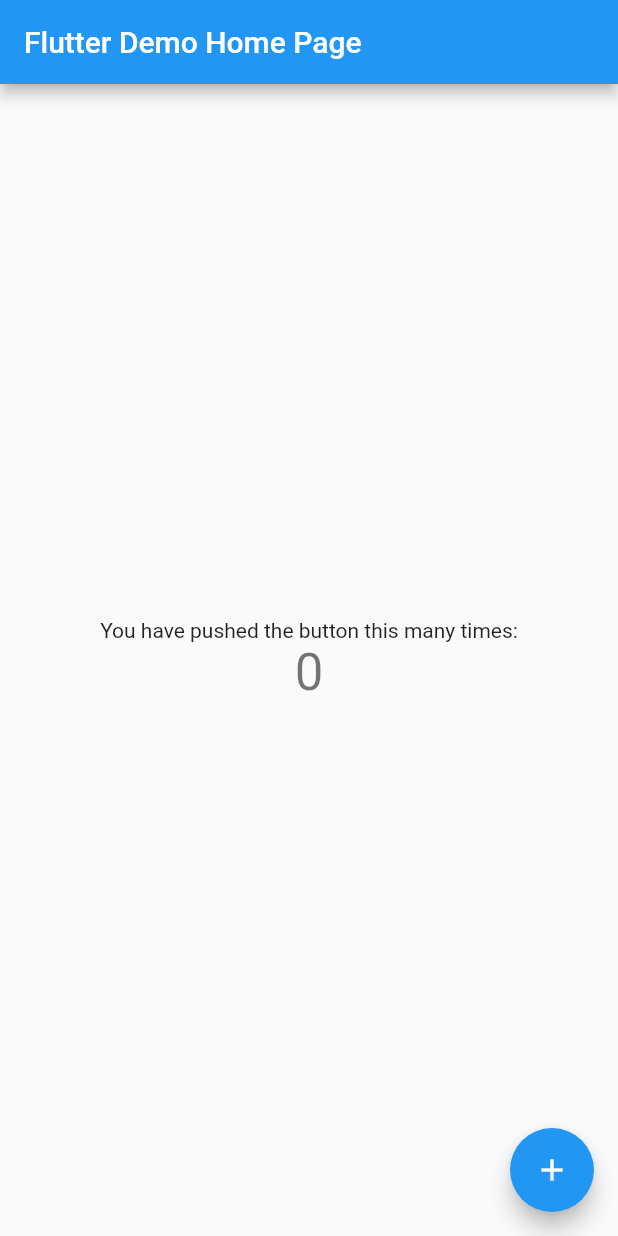
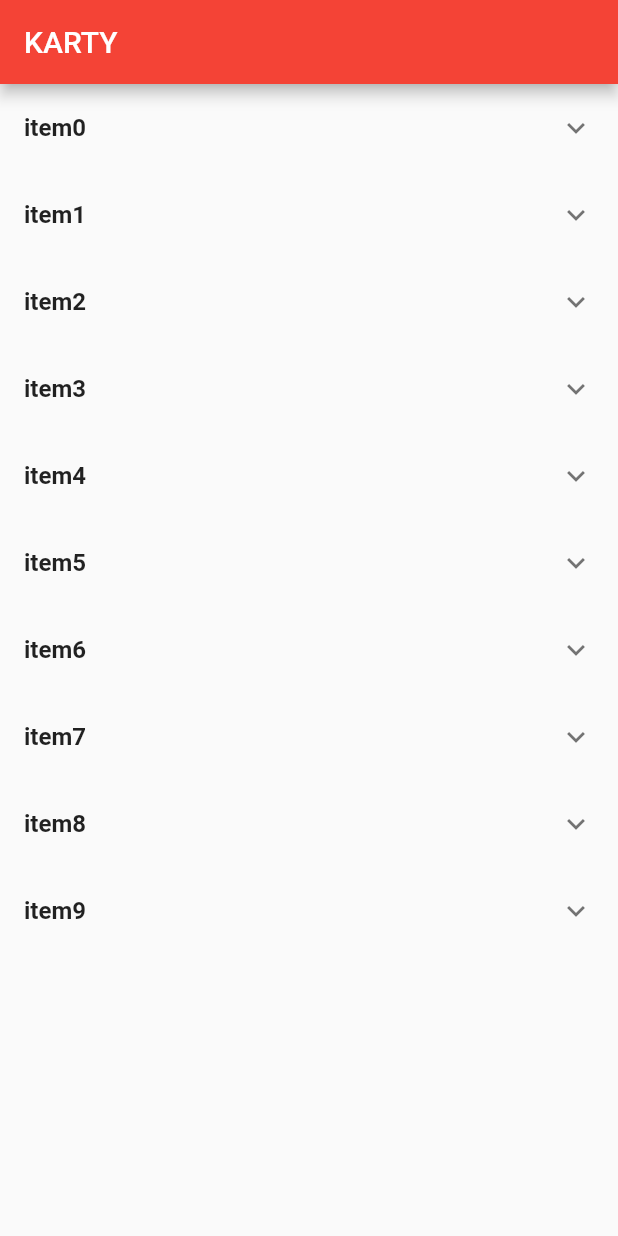
Before and after one commit to PawelWlodarski/flutter_workshops, a Flutter app: the screen it shows after launch, on a phone screen of 412 x 824 dp. Run offline on Flutter 3.47's test engine with Material 2 defaults, Android fonts, the phone set to English and light mode, and no system bars.

Commit message:
card panel

```diff
--- a/lib/main.dart
+++ b/lib/main.dart
@@ -1,111 +1,4 @@
 import 'package:flutter/material.dart';
+import 'package:flutter_workshops/poligon/cards_app.dart';
 
-void main() => runApp(MyApp());
-
-class MyApp extends StatelessWidget {
-  // This widget is the root of your application.
-  @override
-  Widget build(BuildContext context) {
-    return MaterialApp(
-      title: 'Flutter Demo',
-      theme: ThemeData(
-        // This is the theme of your application.
-        //
-        // Try running your application with "flutter run". You'll see the
-        // application has a blue toolbar. Then, without quitting the app, try
-        // changing the primarySwatch below to Colors.green and then invoke
-        // "hot reload" (press "r" in the console where you ran "flutter run",
-        // or simply save your changes to "hot reload" in a Flutter IDE).
-        // Notice that the counter didn't reset back to zero; the application
-        // is not restarted.
-        primarySwatch: Colors.blue,
-      ),
-      home: MyHomePage(title: 'Flutter Demo Home Page'),
-    );
-  }
-}
-
-class MyHomePage extends StatefulWidget {
-  MyHomePage({Key key, this.title}) : super(key: key);
-
-  // This widget is the home page of your application. It is stateful, meaning
-  // that it has a State object (defined below) that contains fields that affect
-  // how it looks.
-
-  // This class is the configuration for the state. It holds the values (in this
-  // case the title) provided by the parent (in this case the App widget) and
-  // used by the build method of the State. Fields in a Widget subclass are
-  // always marked "final".
-
-  final String title;
-
-  @override
-  _MyHomePageState createState() => _MyHomePageState();
-}
-
-class _MyHomePageState extends State<MyHomePage> {
-  int _counter = 0;
-
-  void _incrementCounter() {
-    setState(() {
-      // This call to setState tells the Flutter framework that something has
-      // changed in this State, which causes it to rerun the build method below
-      // so that the display can reflect the updated values. If we changed
-      // _counter without calling setState(), then the build method would not be
-      // called again, and so nothing would appear to happen.
-      _counter++;
-    });
-  }
-
-  @override
-  Widget build(BuildContext context) {
-    // This method is rerun every time setState is called, for instance as done
-    // by the _incrementCounter method above.
-    //
-    // The Flutter framework has been optimized to make rerunning build methods
-    // fast, so that you can just rebuild anything that needs updating rather
-    // than having to individually change instances of widgets.
-    return Scaffold(
-      appBar: AppBar(
-        // Here we take the value from the MyHomePage object that was created by
-        // the App.build method, and use it to set our appbar title.
-        title: Text(widget.title),
-      ),
-      body: Center(
-        // Center is a layout widget. It takes a single child and positions it
-        // in the middle of the parent.
-        child: Column(
-          // Column is also layout widget. It takes a list of children and
-          // arranges them vertically. By default, it sizes itself to fit its
-          // children horizontally, and tries to be as tall as its parent.
-          //
-          // Invoke "debug painting" (press "p" in the console, choose the
-          // "Toggle Debug Paint" action from the Flutter Inspector in Android
-          // Studio, or the "Toggle Debug Paint" command in Visual Studio Code)
-          // to see the wireframe for each widget.
-          //
-          // Column has various properties to control how it sizes itself and
-          // how it positions its children. Here we use mainAxisAlignment to
-          // center the children vertically; the main axis here is the vertical
-          // axis because Columns are vertical (the cross axis would be
-          // horizontal).
-          mainAxisAlignment: MainAxisAlignment.center,
-          children: <Widget>[
-            Text(
-              'You have pushed the button this many times:',
-            ),
-            Text(
-              '$_counter',
-              style: Theme.of(context).textTheme.display1,
-            ),
-          ],
-        ),
-      ),
-      floatingActionButton: FloatingActionButton(
-        onPressed: _incrementCounter,
-        tooltip: 'Increment',
-        child: Icon(Icons.add),
-      ), // This trailing comma makes auto-formatting nicer for build methods.
-    );
-  }
-}
+void main() => runApp(CardsApp());
--- /dev/null
+++ b/lib/poligon/cards_app.dart
@@ -0,0 +1,64 @@
+import 'package:flutter/material.dart';
+
+class CardsApp extends StatelessWidget {
+  @override
+  Widget build(BuildContext context) => MaterialApp(
+        title: "Cards Poligon",
+        theme: ThemeData(primarySwatch: Colors.red),
+        home: CardsPage(),
+      );
+}
+
+class CardsPage extends StatelessWidget {
+  @override
+  Widget build(BuildContext context) => Scaffold(
+        appBar: AppBar(
+          title: Text("KARTY"),
+        ),
+        body: CardsPanel(ItemsStore()),
+      );
+}
+
+class CardsPanel extends StatefulWidget {
+  final ItemsStore _store;
+
+  CardsPanel(this._store);
+
+  @override
+  _CardsPanelState createState() => _CardsPanelState();
+}
+
+class _CardsPanelState extends State<CardsPanel> {
+  List<Widget> _buildCards() => widget._store.items
+      .map((item) => ExpansionTile(
+            title:
+                Text(item.title, style: TextStyle(fontWeight: FontWeight.bold)),
+            children: <Widget>[
+              Text(item.content),
+              Container(
+                  alignment: Alignment.centerRight,
+                  child: IconButton(
+                    icon: Icon(Icons.link),
+                    onPressed: () {},
+                  ))
+            ],
+          ))
+      .toList();
+
+  @override
+  Widget build(BuildContext context) => ListView(
+        children: _buildCards(),
+      );
+}
+
+class ItemsStore {
+  final items = Iterable<int>.generate(10)
+      .map((i) => _MyItem("item$i", List.filled(5, "lorem ipsum $i ").join()));
+}
+
+class _MyItem {
+  final String title;
+  final String content;
+
+  _MyItem(this.title, this.content);
+}
```
Also changed, not shown: 1 other file.
